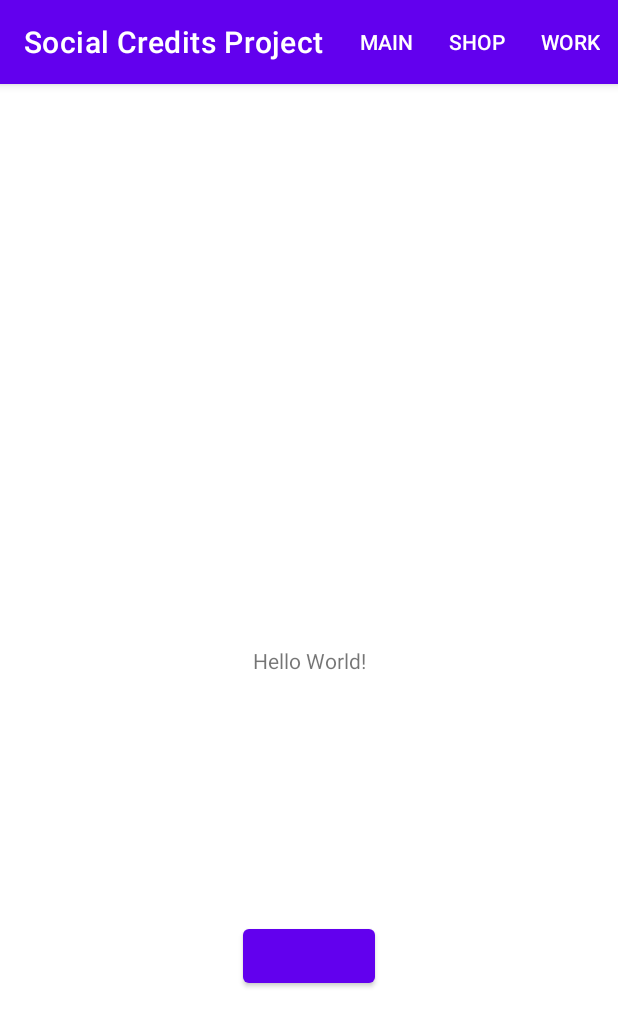
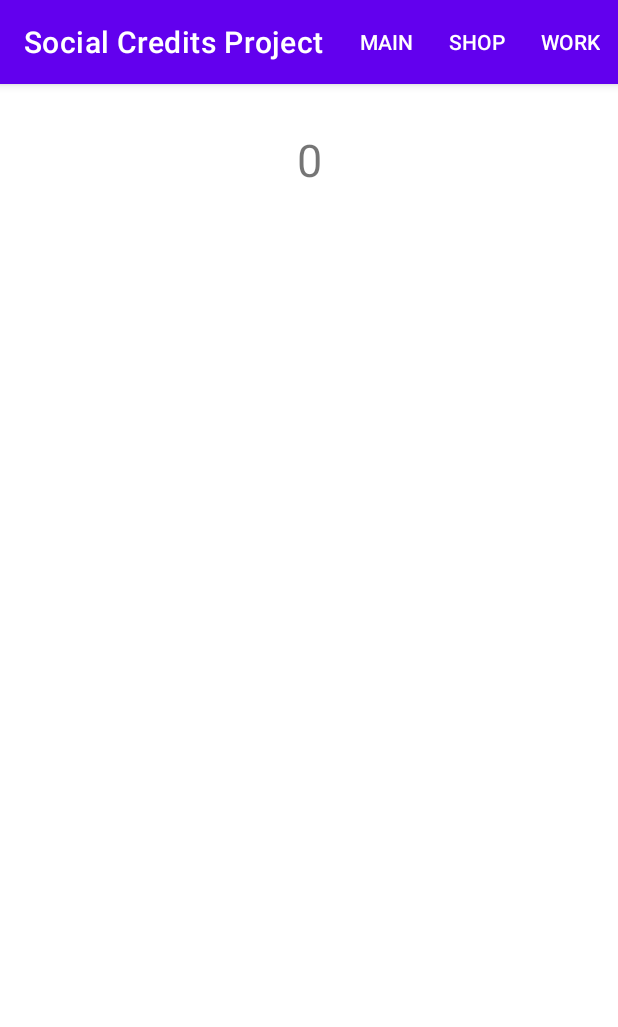
Before and after one commit to cat-crusader/social_credits, an Android app: the screen it shows after launch (MainActivity), on a phone screen of 412 x 824 dp. Shown: the top 1027 px of the screen. Run offline under Robolectric (Android 15) with nearby library versions, the phone set to English and light mode, and no system bars.

Commit message:
add social credits saving system

```diff
--- a/social_credits_project/app/src/main/java/com/example/socialcreditsproject/AppCompatActivityManager.java
+++ b/social_credits_project/app/src/main/java/com/example/socialcreditsproject/AppCompatActivityManager.java
@@ -1,6 +1,7 @@
 package com.example.socialcreditsproject;
 
 import android.content.Intent;
+import android.content.SharedPreferences;
 import android.view.Menu;
 import android.view.MenuInflater;
 import android.view.MenuItem;
@@ -44,4 +45,19 @@ public class AppCompatActivityManager extends AppCompatActivity {
                 return super.onOptionsItemSelected(item);}
 
     }
+    public static final String SHARED_PREFS = "sharedPrefs";
+    public static final String TEXT = "text";
+
+    public void saveData(int data){
+        SharedPreferences sharedPreferences =  getSharedPreferences(SHARED_PREFS,MODE_PRIVATE);
+        SharedPreferences.Editor editor = sharedPreferences.edit();
+
+        editor.putInt(TEXT,data);
+        editor.apply();
+
+    }
+    public Integer loadData(){
+        SharedPreferences sharedPreferences =getSharedPreferences(SHARED_PREFS,MODE_PRIVATE);
+        return sharedPreferences.getInt(TEXT,0);
+    }
 }
--- a/social_credits_project/app/src/main/java/com/example/socialcreditsproject/MainActivity.java
+++ b/social_credits_project/app/src/main/java/com/example/socialcreditsproject/MainActivity.java
@@ -4,29 +4,31 @@ import androidx.annotation.NonNull;
 import androidx.appcompat.app.AppCompatActivity;
 
 import android.content.Intent;
+import android.content.SharedPreferences;
 import android.os.Bundle;
 import android.view.Menu;
 import android.view.MenuItem;
 import android.view.View;
 import android.widget.Button;
+import android.widget.TextView;
 import android.widget.Toast;
 
 public class MainActivity extends AppCompatActivityManager  {
 
-    Button but;
+
+    private TextView creditPointsTextView;
 
     @Override
     protected void onCreate(Bundle savedInstanceState) {
         super.onCreate(savedInstanceState);
         setContentView(R.layout.activity_main);
-        but=findViewById(R.id.but);
-        but.setOnClickListener(new View.OnClickListener() {
-            @Override
-            public void onClick(View v) {
-                Toast.makeText(MainActivity.this, "hello", Toast.LENGTH_SHORT).show();
-            }
-        });
+        creditPointsTextView=findViewById(R.id.tv_social_credits);
+//        creditPointsTextView.setText("lol");
+
+        creditPointsTextView.setText(loadData().toString());
 
     }
 
+
+
 }
--- a/social_credits_project/app/src/main/res/layout/activity_main.xml
+++ b/social_credits_project/app/src/main/res/layout/activity_main.xml
@@ -1,28 +1,19 @@
 <?xml version="1.0" encoding="utf-8"?>
-<androidx.constraintlayout.widget.ConstraintLayout xmlns:android="http://schemas.android.com/apk/res/android"
+<RelativeLayout xmlns:android="http://schemas.android.com/apk/res/android"
     xmlns:app="http://schemas.android.com/apk/res-auto"
     xmlns:tools="http://schemas.android.com/tools"
     android:layout_width="match_parent"
     android:layout_height="match_parent"
-    tools:context=".MainActivity">
+    tools:context=".MainActivity"
+    android:padding="30dp">
 
-    <TextView
-        android:id="@+id/textView"
-        android:layout_width="wrap_content"
-        android:layout_height="wrap_content"
-        android:text="Hello World!"
-        app:layout_constraintBottom_toBottomOf="parent"
-        app:layout_constraintLeft_toLeftOf="parent"
-        app:layout_constraintRight_toRightOf="parent"
-        app:layout_constraintTop_toTopOf="parent" />
+<TextView
+    android:id="@+id/tv_social_credits"
+    android:layout_width="match_parent"
+    android:layout_height="wrap_content"
+    android:text="Here will be our text"
+    android:textSize="30sp"
+    android:gravity="center_horizontal"/>
 
-    <Button
-        android:id="@+id/but"
-        android:layout_width="wrap_content"
-        android:layout_height="wrap_content"
-        app:layout_constraintBottom_toBottomOf="parent"
-        app:layout_constraintEnd_toEndOf="parent"
-        app:layout_constraintStart_toStartOf="parent"
-        app:layout_constraintTop_toBottomOf="@+id/textView" />
 
-</androidx.constraintlayout.widget.ConstraintLayout>
+</RelativeLayout>
```
